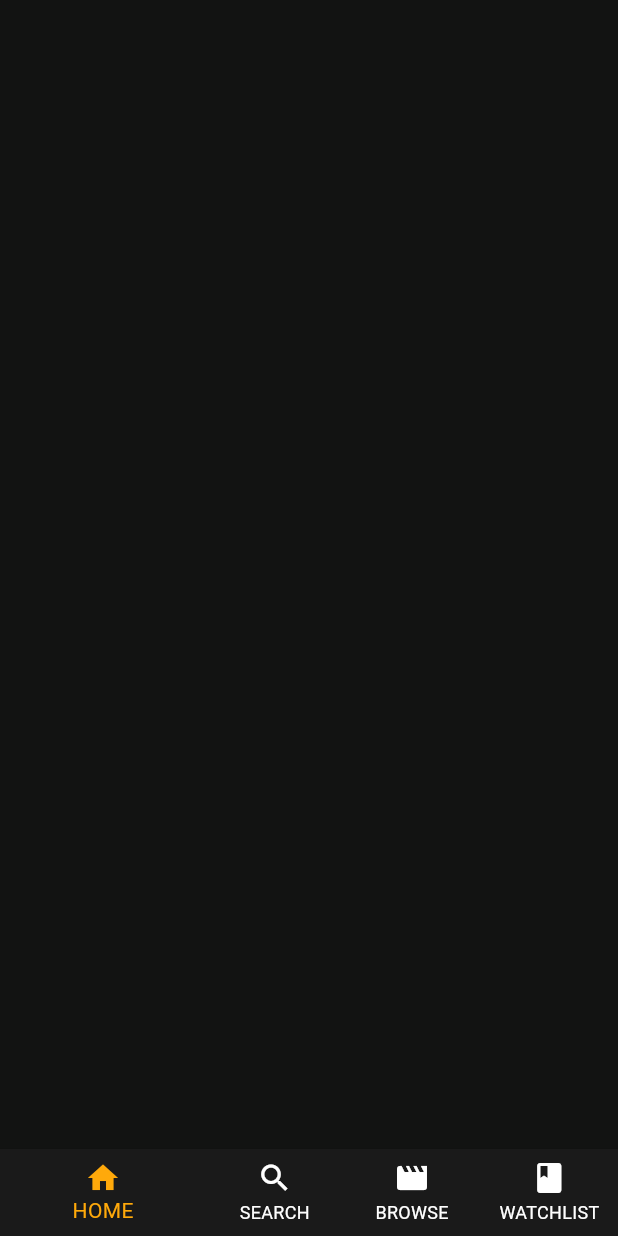
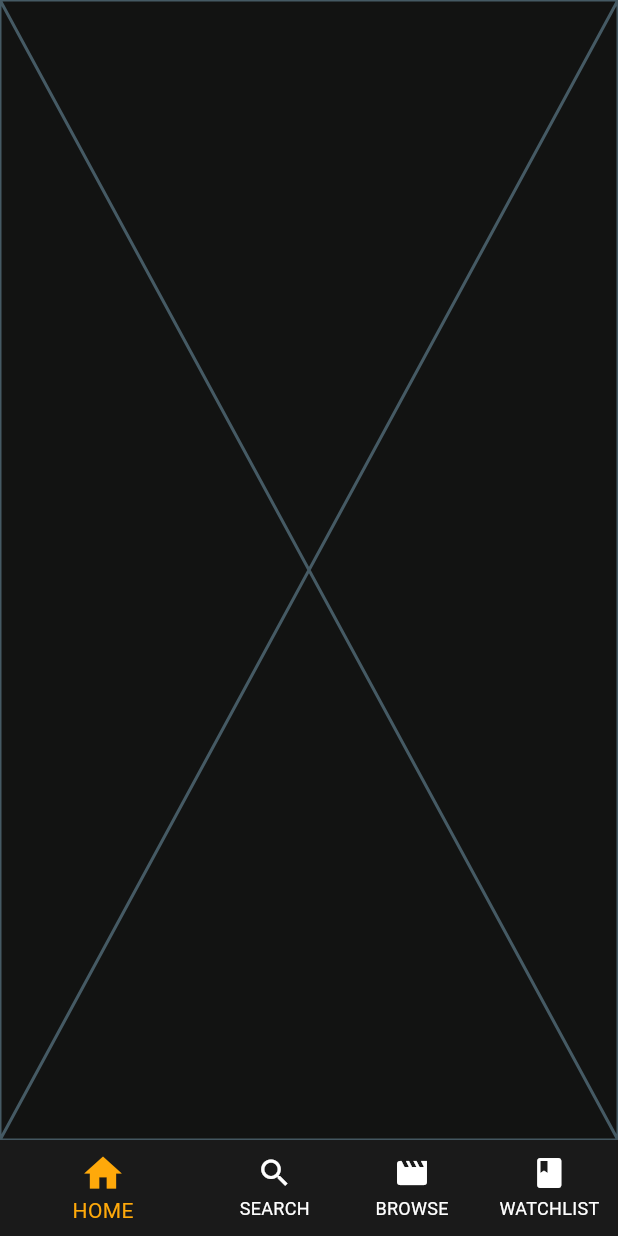
Before and after one commit to ahmeedmoheey/movie_app, a Flutter app: the screen it shows after launch, on a phone screen of 412 x 824 dp. Run offline on Flutter 3.47's test engine with Material 3 defaults, Android fonts, the phone set to English and light mode, and no system bars; our stand-ins replace flutter_screenutil.

Commit message:
+bottom Navbar

```diff
--- a/lib/config/app_theme/app_theme.dart
+++ b/lib/config/app_theme/app_theme.dart
@@ -3,13 +3,13 @@ import 'package:movie_app/core/colors_manager.dart';
 
 class AppTheme {
   static final ThemeData light = ThemeData(
+    primaryColor: ColorsManager.bottomNavBar,
   scaffoldBackgroundColor: ColorsManager.blackAcc,
       bottomNavigationBarTheme: BottomNavigationBarThemeData(
+        selectedIconTheme: IconThemeData(size: 30),
         unselectedItemColor: Colors.white,
         selectedItemColor: ColorsManager.selectedItem,
         showUnselectedLabels: true,
-
-
   )
   );
 }
--- a/lib/presentation/screens/home/home.dart
+++ b/lib/presentation/screens/home/home.dart
@@ -1,21 +1,47 @@
 import 'package:flutter/material.dart';
 import 'package:movie_app/core/colors_manager.dart';
+import 'package:movie_app/presentation/screens/home/tabs/home_screen/HomeScreen.dart';
+import 'package:movie_app/presentation/screens/home/tabs/search/SearchTab.dart';
+import 'package:movie_app/presentation/screens/home/tabs/watch_list/WatchList.dart';
 
-class Home extends StatelessWidget {
-  const Home({super.key});
+import 'tabs/Browse/Browse.dart';
+
+class Home extends StatefulWidget {
+   Home({super.key});
+
+  @override
+  State<Home> createState() => _HomeState();
+}
+
+class _HomeState extends State<Home> {
+  List<Widget> tabs = [
+    HomeScreen(),
+    SearchTab(),
+    Browse(),
+    WatchList(),
+  ];
+  int selectedIndex = 0;
 
   @override
   Widget build(BuildContext context) {
     return Scaffold(
-      bottomNavigationBar: BottomNavigationBar(
-        onTap: (value) {
+      bottomNavigationBar: Theme(
+        data: Theme.of(context).copyWith(canvasColor: Theme.of(context).primaryColor),
+        child: BottomNavigationBar(
 
+          onTap: (index) {
+            selectedIndex = index;
+            setState(() {
+            });
           },
+          currentIndex: selectedIndex,
+
           items: [
             BottomNavigationBarItem(
                 icon: Icon(Icons.home),
                 label: 'HOME',
-              backgroundColor: ColorsManager.bottomNavBar),
+
+               ),
             BottomNavigationBarItem(
               icon: Icon(Icons.search),
               label: 'SEARCH',
@@ -30,6 +56,10 @@ class Home extends StatelessWidget {
             ),
           ],
         ),
+      ),
+      body: tabs[selectedIndex],
+
+
     );
   }
 }
--- /dev/null
+++ b/lib/presentation/screens/home/tabs/home_screen/HomeScreen.dart
@@ -0,0 +1,10 @@
+import 'package:flutter/material.dart';
+
+class HomeScreen extends StatelessWidget {
+  const HomeScreen({super.key});
+
+  @override
+  Widget build(BuildContext context) {
+    return const Placeholder();
+  }
+}
```
Also changed, not shown: lib/presentation/screens/home/tabs/Browse/Browse.dart (added, +10 -0 lines), lib/presentation/screens/home/tabs/search/SearchTab.dart (added, +12 -0 lines), lib/presentation/screens/home/tabs/watch_list/WatchList.dart (added, +10 -0 lines). Lines whose indentation alone changed are shown as unchanged.
